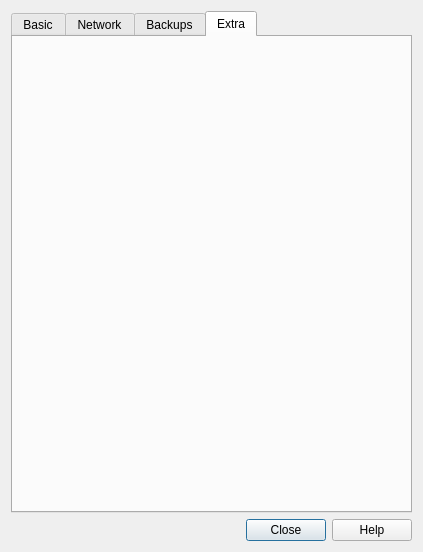
Above: designer/preferences.ui from the8thbit/anki before the change. Below: the same form after it.
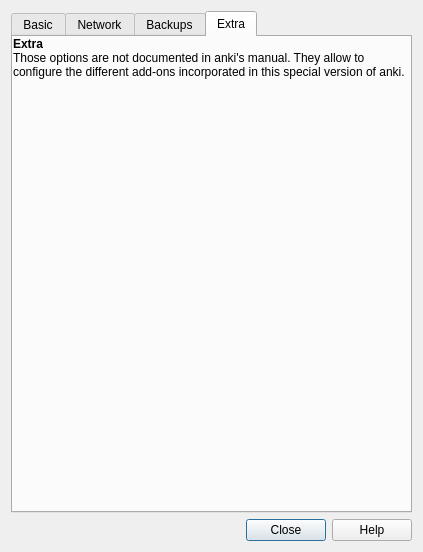
That is the form after the change. The open tabs and pages were chosen to show the change.

What changed in the file:
```diff
--- a/designer/preferences.ui
+++ b/designer/preferences.ui
@@ -472,6 +472,41 @@
       <attribute name="title">
        <string>Extra</string>
       </attribute>
+      <widget class="QWidget" name="verticalLayoutWidget">
+       <property name="geometry">
+        <rect>
+         <x>0</x>
+         <y>0</y>
+         <width>401</width>
+         <height>471</height>
+        </rect>
+       </property>
+       <layout class="QVBoxLayout" name="verticalLayout_6">
+        <item>
+         <widget class="QLabel" name="label_12">
+          <property name="text">
+           <string>&lt;html&gt;&lt;head/&gt;&lt;body&gt;&lt;p&gt;&lt;span style=&quot; font-weight:600;&quot;&gt;Extra&lt;/span&gt;&lt;br/&gt;Those options are not documented in anki's manual. They allow to configure the different add-ons incorporated in this special version of anki.&lt;/p&gt;&lt;/body&gt;&lt;/html&gt;</string>
+          </property>
+          <property name="wordWrap">
+           <bool>true</bool>
+          </property>
+         </widget>
+        </item>
+        <item>
+         <spacer name="verticalSpacer">
+          <property name="orientation">
+           <enum>Qt::Vertical</enum>
+          </property>
+          <property name="sizeHint" stdset="0">
+           <size>
+            <width>20</width>
+            <height>40</height>
+           </size>
+          </property>
+         </spacer>
+        </item>
+       </layout>
+      </widget>
      </widget>
     </widget>
    </item>
```
Left out of the diff: 14 changed lines with no effect on the pictures.
